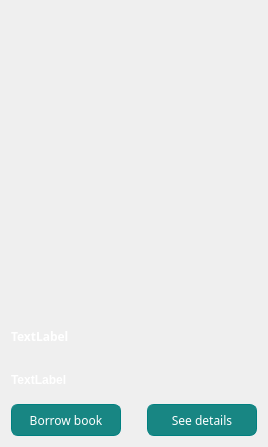
The window that OnLib/OnLib/BookPreview.ui (Andrew-Gh21/OnLib) describes before a commit, drawn with Qt 5.
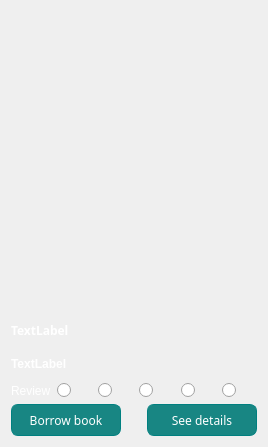
The same window after the commit.

Commit message:
Started books review system
Added radio buttons for review and signal for connecting them

```diff
--- a/OnLib/OnLib/BookPreview.ui
+++ b/OnLib/OnLib/BookPreview.ui
@@ -35,7 +35,7 @@
    <string notr="true"/>
   </property>
   <layout class="QGridLayout" name="gridLayout">
-   <item row="1" column="0">
+   <item row="2" column="0">
     <layout class="QHBoxLayout" name="horizontalLayout">
      <item>
       <spacer name="horizontalSpacer_2">
@@ -241,6 +241,56 @@
      </item>
     </layout>
    </item>
+   <item row="1" column="0">
+    <layout class="QHBoxLayout" name="reviewLayout">
+     <item>
+      <widget class="QLabel" name="label">
+       <property name="styleSheet">
+        <string notr="true">color: white;
+border-radius: 2px solid white;</string>
+       </property>
+       <property name="text">
+        <string>Review</string>
+       </property>
+      </widget>
+     </item>
+     <item>
+      <widget class="QRadioButton" name="review1">
+       <property name="text">
+        <string/>
+       </property>
+      </widget>
+     </item>
+     <item>
+      <widget class="QRadioButton" name="review2">
+       <property name="text">
+        <string/>
+       </property>
+      </widget>
+     </item>
+     <item>
+      <widget class="QRadioButton" name="review3">
+       <property name="text">
+        <string/>
+       </property>
+      </widget>
+     </item>
+     <item>
+      <widget class="QRadioButton" name="review4">
+       <property name="text">
+        <string/>
+       </property>
+      </widget>
+     </item>
+     <item>
+      <widget class="QRadioButton" name="radioButton_3">
+       <property name="text">
+        <string/>
+       </property>
+      </widget>
+     </item>
+    </layout>
+   </item>
   </layout>
  </widget>
  <layoutdefault spacing="6" margin="11"/>
```
The commit also changes 2 other files.
